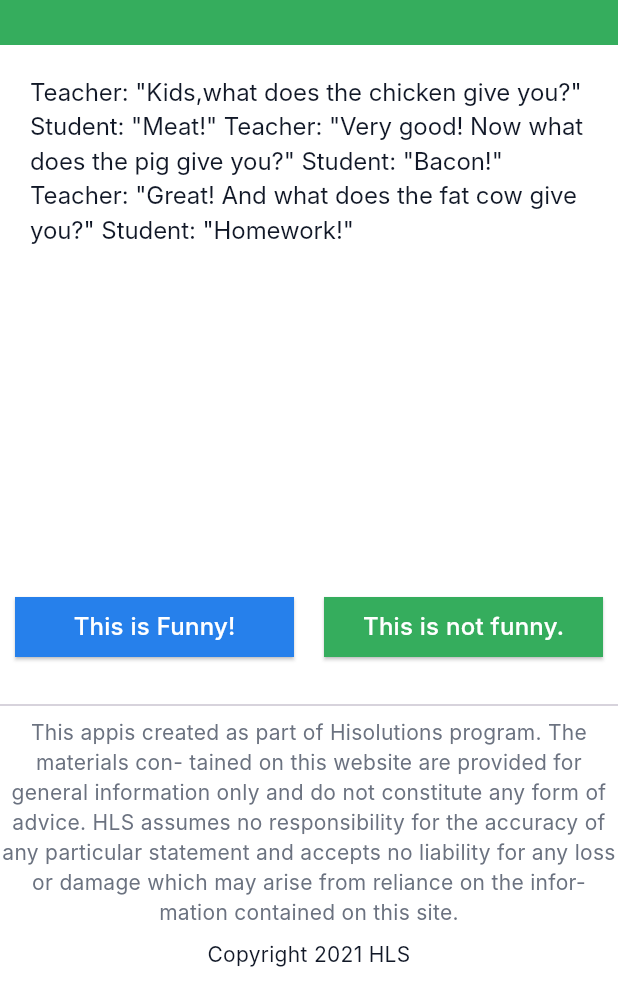
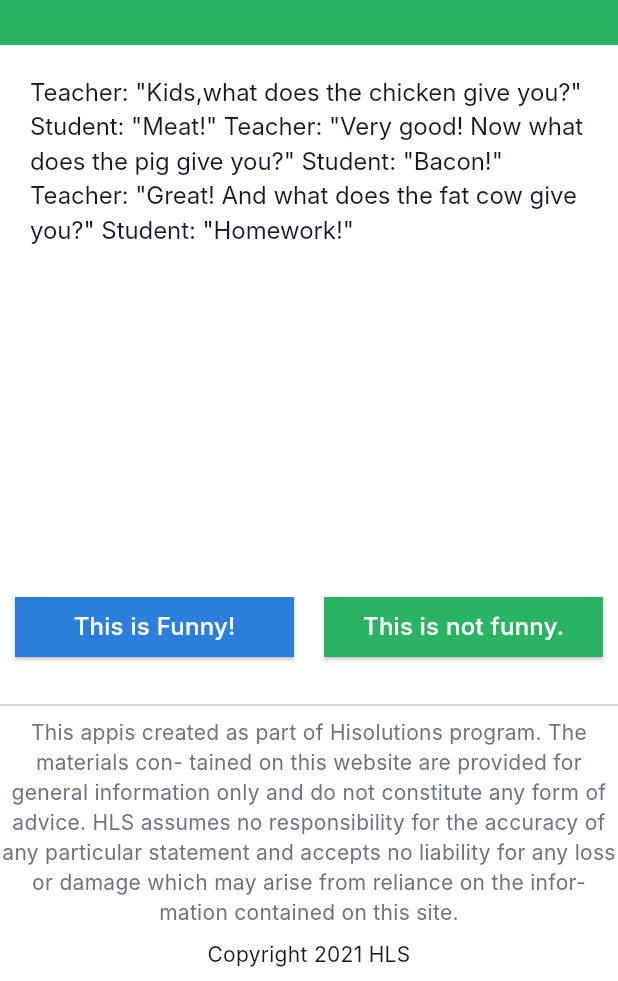
Before and after one commit to phantin98/Joke, a Flutter app: the screen it shows after launch, after a tap on "This is Funny!", on a phone screen of 412 x 824 dp, the part 255-1236 px from its top. Run offline on Flutter 3.47's test engine with Material 3 defaults, Android fonts, the phone set to English and light mode, and no system bars; Roboto replaces fonts that are missing (Inter).

Commit message:
Update color in app_theme

```diff
--- a/lib/main.dart
+++ b/lib/main.dart
@@ -1,8 +1,13 @@
 import 'package:flutter/material.dart';
+import 'package:flutter/services.dart';
 import 'package:joke/presentation/views/joke_page.dart';
 
 void main() {
-  runApp(const MyApp());
+  WidgetsFlutterBinding.ensureInitialized();
+  SystemChrome.setPreferredOrientations(<DeviceOrientation>[
+    DeviceOrientation.portraitUp,
+    DeviceOrientation.portraitDown
+  ]).then((_) => runApp(const MyApp()));
 }
 
 class MyApp extends StatelessWidget {
--- a/lib/presentation/theme/app_theme.dart
+++ b/lib/presentation/theme/app_theme.dart
@@ -6,9 +6,9 @@ class AppTheme {
 
   static const Color yellow2 = Color(0xFFFFDD52);
 
-  static const Color green2 = Color(0xFF35AD5D);
+  static const Color green2 = Color(0xFF29B363);
 
-  static const Color blue1 = Color(0xFF2680EB);
+  static const Color blue1 = Color(0xFF2C7EDB);
 
   static const Color white1 = Color(0xFFFFFFFF);
 
```
